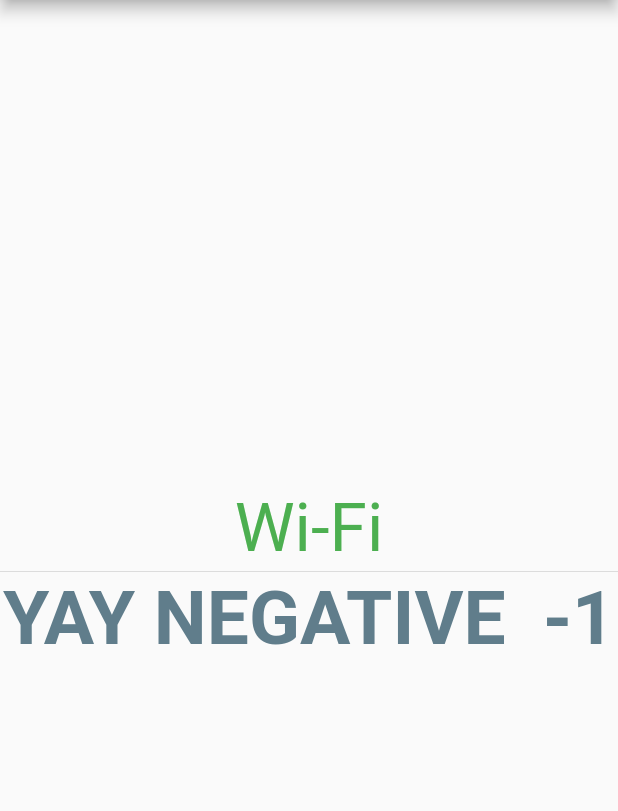
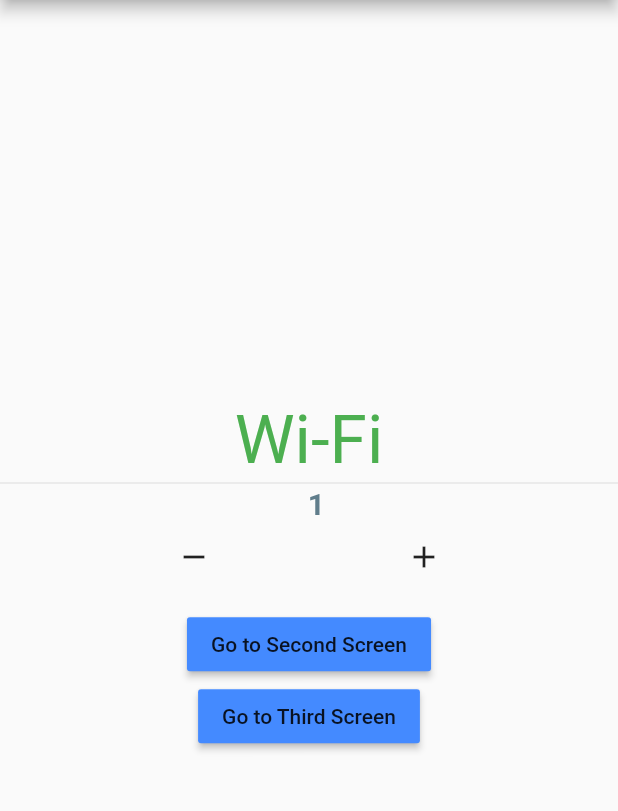
Before and after one commit to cjpesco/blocbeginner, a Flutter app: the screen it shows after launch, on a phone screen of 412 x 824 dp, the part 84-895 px from its top. Run offline on Flutter 3.47's test engine with Material 2 defaults, Android fonts, the light colour scheme and no system bars; our stand-ins replace bloc, connectivity_plus, equatable, flutter_bloc.

Commit message:
BuildContext

```diff
--- a/lib/logic/cubits/counter/counter_cubit.dart
+++ b/lib/logic/cubits/counter/counter_cubit.dart
@@ -1,32 +1,10 @@
-import 'dart:async';
-
 import 'package:bloc/bloc.dart';
-import 'package:blocbeginner/contants/constants.dart';
-import 'package:blocbeginner/logic/cubits/cubits.dart';
 import 'package:equatable/equatable.dart';
 import 'package:meta/meta.dart';
-
 part 'counter_state.dart';
 
 class CounterCubit extends Cubit<CounterState> {
-  final InternetCubit internetCubit;
-  StreamSubscription internetStreamSubscription;
-
-  CounterCubit({@required this.internetCubit}) : super(CounterState.initial()) {
-    monitorInternetCubit();
-  }
-
-  StreamSubscription<InternetState> monitorInternetCubit() {
-    return internetStreamSubscription = internetCubit.listen((internetState) {
-      if (internetState is InternetConnected &&
-          internetState.connectionType == ConnectionType.Mobile) {
-        increment();
-      } else if (internetState is InternetConnected &&
-          internetState.connectionType == ConnectionType.Wifi) {
-        decrement();
-      }
-    });
-  }
+  CounterCubit() : super(CounterState.initial());
 
   void increment() {
     emit(state.copyWith(
@@ -41,10 +19,4 @@
       status: CounterStatus.decrement,
     ));
   }
-
-  @override
-  Future<void> close() {
-    internetStreamSubscription.cancel();
-    return super.close();
-  }
 }
--- a/lib/main.dart
+++ b/lib/main.dart
@@ -22,15 +22,15 @@
         _connectivity = connectivity;
 
   @override
-  Widget build(BuildContext context) {
+  Widget build(BuildContext myAppContext) {
     return MultiBlocProvider(
       providers: [
         BlocProvider<InternetCubit>(
-          create: (context) => InternetCubit(connectivity: _connectivity),
+          create: (internetCubitContext) =>
+              InternetCubit(connectivity: _connectivity),
         ),
         BlocProvider<CounterCubit>(
-          create: (context) =>
-              CounterCubit(internetCubit: context.read<InternetCubit>()),
+          create: (counterCubitContext) => CounterCubit(),
         ),
       ],
       child: MaterialApp(
--- a/lib/presentation/screens/home/home_screen.dart
+++ b/lib/presentation/screens/home/home_screen.dart
@@ -29,8 +29,18 @@
 
 class _HomeScreenState extends State<HomeScreen> {
   @override
-  Widget build(BuildContext context) {
-    return Scaffold(
+  Widget build(BuildContext homeScreenContext) {
+    return BlocListener<InternetCubit, InternetState>(
+        listener: (internetCubitListenerContext, state) {
+          if (state is InternetConnected &&
+              state.connectionType == ConnectionType.Wifi) {
+            context.read<CounterCubit>().increment();
+          } else if (state is InternetConnected &&
+              state.connectionType == ConnectionType.Mobile) {
+            context.read<CounterCubit>().decrement();
+          }
+        },
+        child: Scaffold(
           appBar: AppBar(
             title: Text('Counter Cubit'),
             centerTitle: true,
@@ -40,7 +50,7 @@
               mainAxisAlignment: MainAxisAlignment.center,
               children: [
                 BlocBuilder<InternetCubit, InternetState>(
-              builder: (context, state) {
+                  builder: (internetCubitBuilderContext, state) {
                     if (state is InternetConnected &&
                         state.connectionType == ConnectionType.Wifi) {
                       return Text(
@@ -109,47 +119,49 @@
                       '$messageState  ${state.counterValue}',
                       style: TextStyle(
                         color: Colors.blueGrey,
-                    fontSize: 50.0,
+                        fontSize: 20.0,
                         fontWeight: FontWeight.w600,
                       ),
                     );
                   },
                 ),
-            // Row(
-            //   mainAxisAlignment: MainAxisAlignment.spaceEvenly,
-            //   children: [
-            //     IconButton(
-            //         icon: Icon(Icons.remove),
-            //         onPressed: () {
-            //           BlocProvider.of<CounterCubit>(context).decrement();
-            //         }),
-            //     IconButton(
-            //         icon: Icon(Icons.add),
-            //         onPressed: () {
-            //           BlocProvider.of<CounterCubit>(context).increment();
-            //         }),
-            //   ],
-            // ),
-            // SizedBox(
-            //   height: 10.0,
-            // ),
-            // MaterialButton(
-            //   color: widget.color,
-            //   child: Text('Go to Second Screen'),
-            //   onPressed: () {
-            //     Navigator.of(context).pushNamed('/second');
-            //   },
-            // ),
-            // MaterialButton(
-            //   color: widget.color,
-            //   child: Text('Go to Third Screen'),
-            //   onPressed: () {
-            //     Navigator.of(context).pushNamed('/third');
-            //   },
-            // ),
+                Row(
+                  mainAxisAlignment: MainAxisAlignment.spaceEvenly,
+                  children: [
+                    IconButton(
+                        icon: Icon(Icons.remove),
+                        onPressed: () {
+                          BlocProvider.of<CounterCubit>(context).decrement();
+                        }),
+                    IconButton(
+                        icon: Icon(Icons.add),
+                        onPressed: () {
+                          BlocProvider.of<CounterCubit>(context).increment();
+                        }),
+                  ],
+                ),
+                SizedBox(
+                  height: 10.0,
+                ),
+                Builder(
+                  builder: (builderContext) => MaterialButton(
+                    color: widget.color,
+                    child: Text('Go to Second Screen'),
+                    onPressed: () {
+                      Navigator.of(context).pushNamed('/second');
+                    },
+                  ),
+                ),
+                MaterialButton(
+                  color: widget.color,
+                  child: Text('Go to Third Screen'),
+                  onPressed: () {
+                    Navigator.of(context).pushNamed('/third');
+                  },
+                ),
               ],
             ),
           ),
-    );
+        ));
   }
 }
```
Lines whose indentation alone changed are shown as unchanged.
